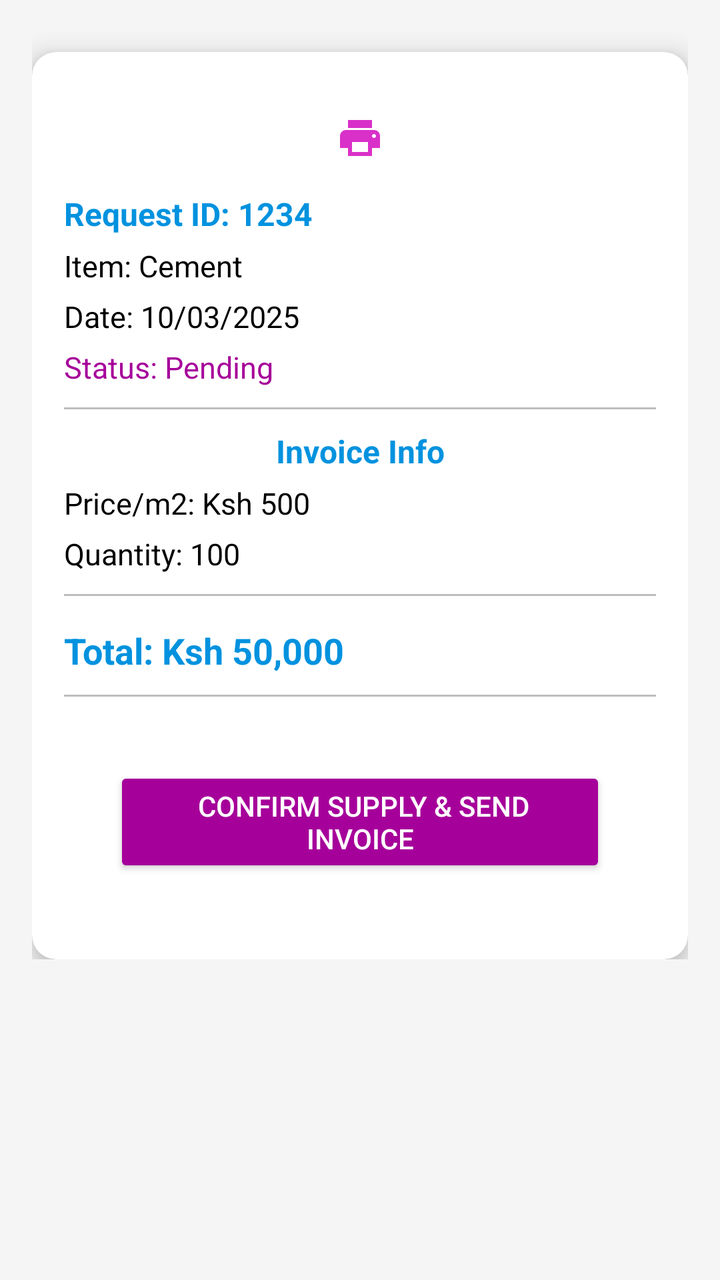
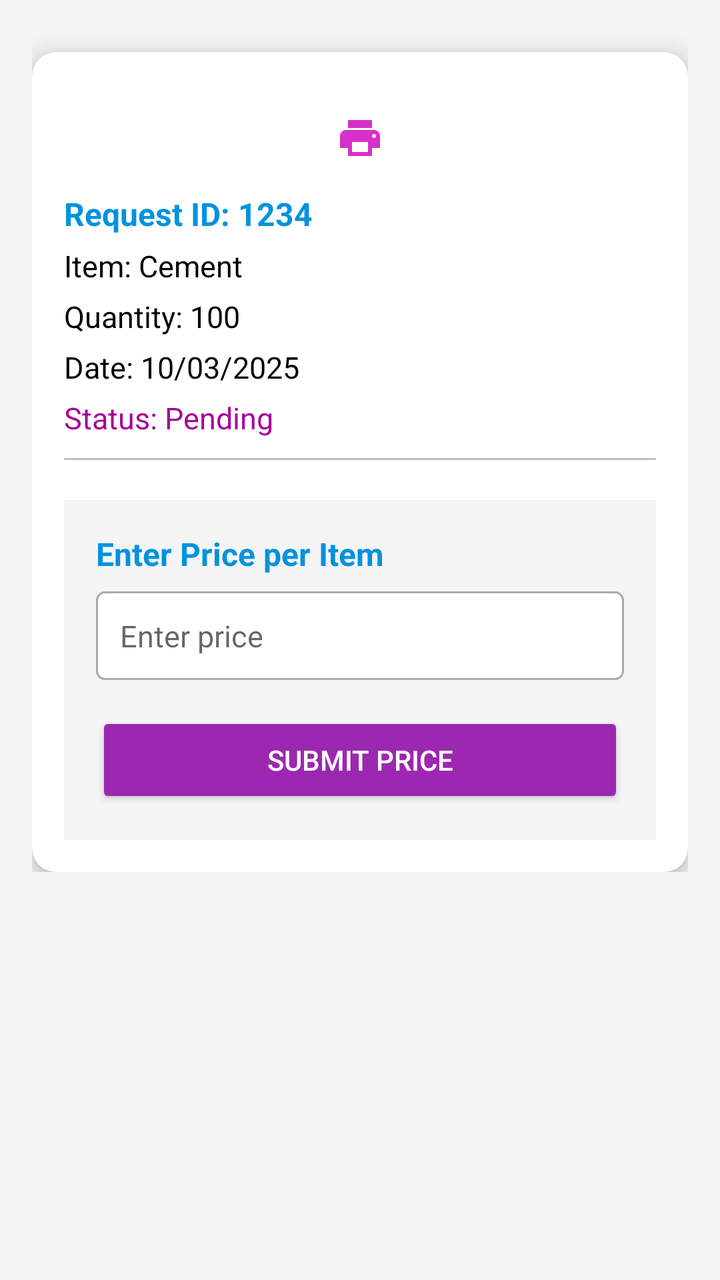

Screens rendered from an Android XML layout before and after an edit, with the pre-edit source and the edit as a unified diff.
<!-- AndroidManifest.xml: application theme AppTheme -->
<!-- res/layout/activity_accept.xml -->
<?xml version="1.0" encoding="utf-8"?>
<androidx.constraintlayout.widget.ConstraintLayout
    xmlns:android="http://schemas.android.com/apk/res/android"
    xmlns:app="http://schemas.android.com/apk/res-auto"
    xmlns:tools="http://schemas.android.com/tools"
    android:layout_width="match_parent"
    android:layout_height="match_parent"
    tools:context=".Suppliers.Accept"
    android:background="@color/lightGray">

    <ScrollView
        android:layout_width="match_parent"
        android:layout_height="match_parent"
        android:padding="16dp">

        <LinearLayout
            android:layout_width="match_parent"
            android:layout_height="wrap_content"
            android:orientation="vertical"
            android:gravity="center">

            <androidx.cardview.widget.CardView
                android:layout_width="match_parent"
                android:layout_height="wrap_content"
                android:layout_marginTop="10dp"
                android:id="@+id/card_payment"
                android:elevation="8dp"
                android:radius="12dp"
                app:cardElevation="8dp"
                app:cardCornerRadius="12dp"
                android:background="@color/white">

                <LinearLayout
                    android:layout_width="match_parent"
                    android:layout_height="wrap_content"
                    android:orientation="vertical"
                    android:padding="16dp">

                    <ImageView
                        android:id="@+id/btn_printfile"
                        android:layout_width="wrap_content"
                        android:layout_height="wrap_content"
                        android:layout_gravity="center"
                        android:layout_margin="15dp"
                        android:contentDescription="print"
                        android:src="@drawable/ic_print" />

                    <TextView
                        android:id="@+id/txv_requestID"
                        android:layout_width="match_parent"
                        android:layout_height="wrap_content"
                        android:text="Request ID: 1234"
                        android:textStyle="bold"
                        android:textSize="16sp"
                        android:textColor="@color/colorPrimary" />

                    <TextView
                        android:id="@+id/txv_items"
                        android:layout_width="match_parent"
                        android:layout_height="wrap_content"
                        android:text="Item: Cement"
                        android:textSize="15sp"
                        android:textColor="@color/colorBlack"
                        android:paddingTop="5dp" />

                    <TextView
                        android:id="@+id/txv_requestDate"
                        android:layout_width="match_parent"
                        android:layout_height="wrap_content"
                        android:text="Date: 10/03/2025"
                        android:textSize="15sp"
                        android:textColor="@color/colorBlack"
                        android:paddingTop="5dp" />

                    <TextView
                        android:id="@+id/txv_requestStatus"
                        android:layout_width="match_parent"
                        android:layout_height="wrap_content"
                        android:text="Status: Pending"
                        android:textSize="15sp"
                        android:textColor="@color/colorAccent"
                        android:paddingTop="5dp" />

                    <View
                        android:layout_width="match_parent"
                        android:layout_height="1dp"
                        android:background="@color/gray"
                        android:layout_marginVertical="10dp" />

                    <TextView
                        android:layout_width="match_parent"
                        android:layout_height="wrap_content"
                        android:gravity="center"
                        android:text="Invoice Info"
                        android:textSize="16sp"
                        android:textStyle="bold"
                        android:textColor="@color/colorPrimaryDark" />

                    <TextView
                        android:id="@+id/unitprice"
                        android:layout_width="match_parent"
                        android:layout_height="wrap_content"
                        android:text="Price/m2: Ksh 500"
                        android:textSize="15sp"
                        android:textColor="@color/colorBlack"
                        android:paddingTop="5dp" />

                    <TextView
                        android:id="@+id/request_quantity"
                        android:layout_width="match_parent"
                        android:layout_height="wrap_content"
                        android:text="Quantity: 100"
                        android:textSize="15sp"
                        android:textColor="@color/colorBlack"
                        android:paddingTop="5dp" />

                    <View
                        android:layout_width="match_parent"
                        android:layout_height="1dp"
                        android:background="@color/gray"
                        android:layout_marginVertical="10dp" />

                    <TextView
                        android:id="@+id/edt_amount"
                        android:layout_width="match_parent"
                        android:layout_height="wrap_content"
                        android:text="Total: Ksh 50,000"
                        android:textSize="18sp"
                        android:textStyle="bold"
                        android:textColor="@color/colorPrimaryDark"
                        android:layout_marginTop="5dp" />

                    <View
                        android:layout_width="match_parent"
                        android:layout_height="1dp"
                        android:background="@color/gray"
                        android:layout_marginVertical="10dp" />

                    <Button
                        android:layout_width="match_parent"
                        android:layout_height="wrap_content"
                        android:backgroundTint="@color/btn_color"
                        android:text=" Confirm Supply &amp; Send Invoice"
                        android:layout_margin="25dp"
                        android:id="@+id/btn_submit"
                        android:textColor="@color/white"/>

                    <ProgressBar
                        android:id="@+id/progressBar"
                        android:layout_width="match_parent"
                        android:layout_height="wrap_content"
                        android:layout_marginTop="10dp"
                        android:visibility="gone" />

                </LinearLayout>
            </androidx.cardview.widget.CardView>
        </LinearLayout>
    </ScrollView>
</androidx.constraintlayout.widget.ConstraintLayout>
<!-- resources referenced by this layout -->
<resources>
  <color name="btn_color">#A6009A</color>
  <color name="colorAccent">#A6009A</color>
  <color name="colorBlack">#000</color>
  <color name="colorPrimary">#0092DF</color>
  <color name="colorPrimaryDark">#0092DF</color>
  <color name="gray">#BDBDBD</color>
  <color name="lightGray">#F5F5F5</color>
  <color name="white">#fff</color>
  <!-- drawable ic_print (drawable) -->
  <vector android:height="24dp" android:tint="#D930C9"
      android:viewportHeight="24" android:viewportWidth="24"
      android:width="24dp" xmlns:android="http://schemas.android.com/apk/res/android">
      <path android:fillColor="#fff" android:pathData="M19,8L5,8c-1.66,0 -3,1.34 -3,3v6h4v4h12v-4h4v-6c0,-1.66 -1.34,-3 -3,-3zM16,19L8,19v-5h8v5zM19,12c-0.55,0 -1,-0.45 -1,-1s0.45,-1 1,-1 1,0.45 1,1 -0.45,1 -1,1zM18,3L6,3v4h12L18,3z"/>
  </vector>
  <style name="AppTheme" parent="Theme.AppCompat.Light.DarkActionBar">
          
          <item name="colorPrimary">@color/colorPrimary</item>
          <item name="colorPrimaryDark">@color/colorPrimaryDark</item>
          <item name="colorAccent">@color/colorAccent</item>
      </style>
</resources>

<!-- the commit's change to res/layout/activity_accept.xml (unified diff, before → after) -->
@@ -64,6 +64,15 @@
                         android:paddingTop="5dp" />
 
                     <TextView
+                        android:id="@+id/request_qty"
+                        android:layout_width="match_parent"
+                        android:layout_height="wrap_content"
+                        android:text="Quantity: 100"
+                        android:textSize="15sp"
+                        android:textColor="@color/colorBlack"
+                        android:paddingTop="5dp" />
+
+                    <TextView
                         android:id="@+id/txv_requestDate"
                         android:layout_width="match_parent"
                         android:layout_height="wrap_content"
@@ -87,63 +96,113 @@
                         android:background="@color/gray"
                         android:layout_marginVertical="10dp" />
 
-                    <TextView
-                        android:layout_width="match_parent"
-                        android:layout_height="wrap_content"
-                        android:gravity="center"
-                        android:text="Invoice Info"
-                        android:textSize="16sp"
-                        android:textStyle="bold"
-                        android:textColor="@color/colorPrimaryDark" />
-
-                    <TextView
-                        android:id="@+id/unitprice"
-                        android:layout_width="match_parent"
-                        android:layout_height="wrap_content"
-                        android:text="Price/m2: Ksh 500"
-                        android:textSize="15sp"
-                        android:textColor="@color/colorBlack"
-                        android:paddingTop="5dp" />
-
-                    <TextView
-                        android:id="@+id/request_quantity"
-                        android:layout_width="match_parent"
-                        android:layout_height="wrap_content"
-                        android:text="Quantity: 100"
-                        android:textSize="15sp"
-                        android:textColor="@color/colorBlack"
-                        android:paddingTop="5dp" />
-
-                    <View
-                        android:layout_width="match_parent"
-                        android:layout_height="1dp"
-                        android:background="@color/gray"
-                        android:layout_marginVertical="10dp" />
-
-                    <TextView
-                        android:id="@+id/edt_amount"
-                        android:layout_width="match_parent"
-                        android:layout_height="wrap_content"
-                        android:text="Total: Ksh 50,000"
-                        android:textSize="18sp"
-                        android:textStyle="bold"
-                        android:textColor="@color/colorPrimaryDark"
-                        android:layout_marginTop="5dp" />
-
-                    <View
-                        android:layout_width="match_parent"
-                        android:layout_height="1dp"
-                        android:background="@color/gray"
-                        android:layout_marginVertical="10dp" />
-
-                    <Button
-                        android:layout_width="match_parent"
-                        android:layout_height="wrap_content"
-                        android:backgroundTint="@color/btn_color"
-                        android:text=" Confirm Supply &amp; Send Invoice"
-                        android:layout_margin="25dp"
-                        android:id="@+id/btn_submit"
-                        android:textColor="@color/white"/>
+                    
+                    <LinearLayout
+                        android:id="@+id/layout_invoice"
+                        android:layout_width="match_parent"
+                        android:layout_height="wrap_content"
+                        android:orientation="vertical"
+                        android:visibility="gone">
+
+                        <TextView
+                            android:layout_width="match_parent"
+                            android:layout_height="wrap_content"
+                            android:gravity="center"
+                            android:text="Invoice Info"
+                            android:textSize="16sp"
+                            android:textStyle="bold"
+                            android:textColor="@color/colorPrimaryDark" />
+
+                        <TextView
+                            android:id="@+id/unitprice"
+                            android:layout_width="match_parent"
+                            android:layout_height="wrap_content"
+                            android:text="Price/m2: Ksh 500"
+                            android:textSize="15sp"
+                            android:textColor="@color/colorBlack"
+                            android:paddingTop="5dp" />
+
+                        <TextView
+                            android:id="@+id/request_quantity"
+                            android:layout_width="match_parent"
+                            android:layout_height="wrap_content"
+                            android:text="Quantity: 100"
+                            android:textSize="15sp"
+                            android:textColor="@color/colorBlack"
+                            android:paddingTop="5dp" />
+
+                        <View
+                            android:layout_width="match_parent"
+                            android:layout_height="1dp"
+                            android:background="@color/gray"
+                            android:layout_marginVertical="10dp" />
+
+                        <TextView
+                            android:id="@+id/edt_amount"
+                            android:layout_width="match_parent"
+                            android:layout_height="wrap_content"
+                            android:text="Total: Ksh 50,000"
+                            android:textSize="18sp"
+                            android:textStyle="bold"
+                            android:textColor="@color/colorPrimaryDark"
+                            android:layout_marginTop="5dp" />
+
+                        <View
+                            android:layout_width="match_parent"
+                            android:layout_height="1dp"
+                            android:background="@color/gray"
+                            android:layout_marginVertical="10dp" />
+
+                        <Button
+                            android:layout_width="match_parent"
+                            android:layout_height="wrap_content"
+                            android:backgroundTint="@color/btn_color"
+                            android:text=" Confirm Supply &amp; Send Invoice"
+                            android:layout_margin="25dp"
+                            android:id="@+id/btn_submit"
+                            android:textColor="@color/white"/>
+                    </LinearLayout>
+
+                    
+                    <LinearLayout
+                        android:id="@+id/layout_supplier_price"
+                        android:layout_width="match_parent"
+                        android:layout_height="wrap_content"
+                        android:orientation="vertical"
+                        android:visibility="visible"
+                        android:padding="16dp"
+                        android:background="@color/lightGray"
+                        android:layout_marginTop="10dp">
+
+                        <TextView
+                            android:layout_width="match_parent"
+                            android:layout_height="wrap_content"
+                            android:text="Enter Price per Item"
+                            android:textSize="16sp"
+                            android:textStyle="bold"
+                            android:textColor="@color/colorPrimaryDark"
+                            android:paddingBottom="8dp"/>
+
+                        <EditText
+                            android:id="@+id/edt_item_price"
+                            android:layout_width="match_parent"
+                            android:layout_height="wrap_content"
+                            android:hint="Enter price"
+                            android:inputType="numberDecimal"
+                            android:padding="12dp"
+                            android:background="@drawable/edittext_background"
+                            android:textColor="@color/colorBlack"
+                            android:textSize="15sp"/>
+
+                        <Button
+                            android:id="@+id/btn_submit_price"
+                            android:layout_width="match_parent"
+                            android:layout_height="wrap_content"
+                            android:text="Submit Price"
+                            android:layout_marginTop="16dp"
+                            android:textColor="@color/white"
+                            android:backgroundTint="@color/purple_500"/>
+                    </LinearLayout>
 
                     <ProgressBar
                         android:id="@+id/progressBar"
<!-- resource entries referenced after the edit -->
@@ -7,7 +7,16 @@
   <color name="colorPrimaryDark">#0092DF</color>
   <color name="gray">#BDBDBD</color>
   <color name="lightGray">#F5F5F5</color>
+  <color name="purple_500">#9C27B0</color>
   <color name="white">#fff</color>
+  <!-- drawable edittext_background (drawable) -->
+  <?xml version="1.0" encoding="utf-8"?>
+  <shape xmlns:android="http://schemas.android.com/apk/res/android" android:shape="rectangle">
+      <solid android:color="@android:color/white" />
+      <stroke android:width="1dp" android:color="@android:color/darker_gray" />
+      <corners android:radius="4dp" />
+      <padding android:left="8dp" android:top="8dp" android:right="8dp" android:bottom="8dp" />
+  </shape>
   <!-- drawable ic_print (drawable) -->
   <vector android:height="24dp" android:tint="#D930C9"
       android:viewportHeight="24" android:viewportWidth="24"
